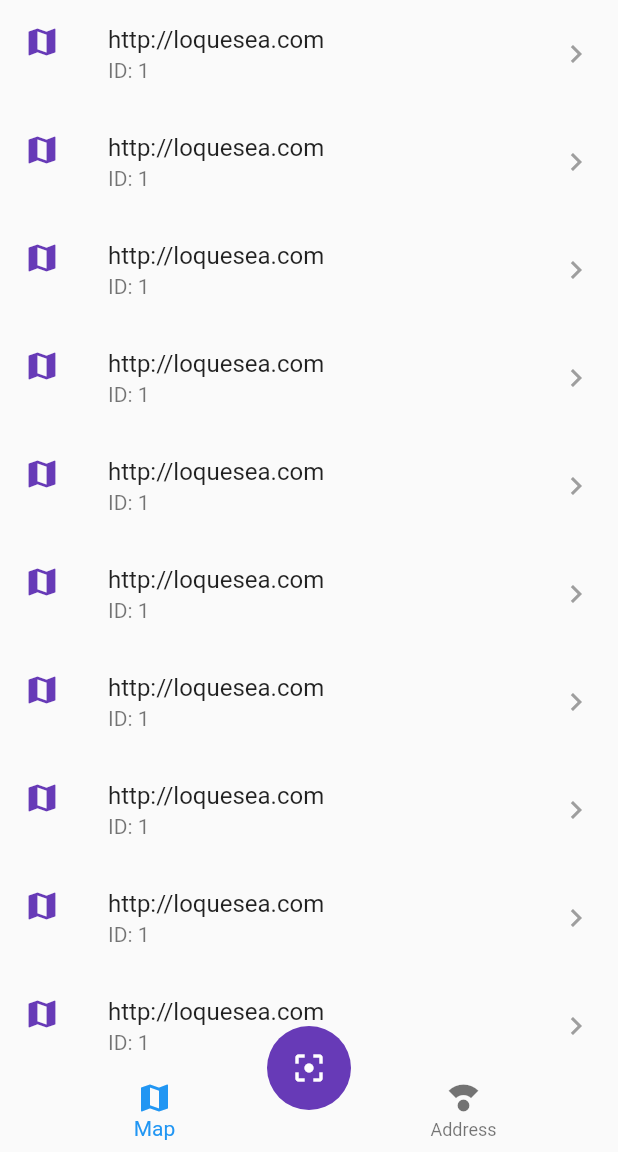
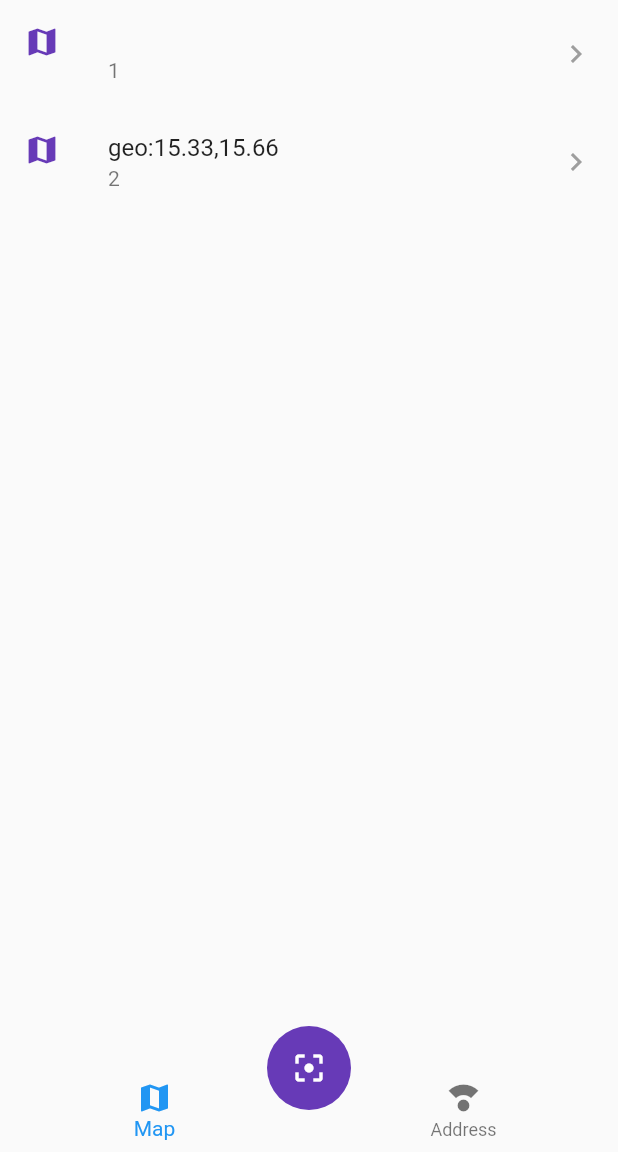
Before and after one commit to leolplex/QR-Reader, a Flutter app: the screen it shows after launch, after a tap on the "filter center focus" icon, on a phone screen of 412 x 824 dp, the part 84-1236 px from its top. Run offline on Flutter 3.47's test engine with Material 2 defaults, Android fonts, the phone set to English and light mode, and no system bars; our stand-ins replace sqflite; missing offline and left inert: flutter_barcode_scanner; accounts and stored records are empty.

```diff
--- a/lib/pages/home_page.dart
+++ b/lib/pages/home_page.dart
@@ -3,6 +3,7 @@ import 'package:provider/provider.dart';
 import 'package:qr_reader/pages/addresses_page.dart';
 import 'package:qr_reader/pages/maps_page.dart';
 import 'package:qr_reader/providers/db_provider.dart';
+import 'package:qr_reader/providers/scan_list_provider.dart';
 import 'package:qr_reader/providers/ui_provider.dart';
 import 'package:qr_reader/widgets/custom_navigatorbar.dart';
 import 'package:qr_reader/widgets/scan_button.dart';
@@ -32,13 +33,15 @@ class _HomePageBody extends StatelessWidget {
     final uiProvider = Provider.of<UiProvider>(context);
     final currentIndex = uiProvider.selectedMenuOpt;
 
-    // final tempScan = new ScanModel(value: 'http://google.com');
-    DBProvider.db.getAllScans().then((value) => print(value));
+    final scanListProvider =
+        Provider.of<ScanListProvider>(context, listen: false);
 
     switch (currentIndex) {
       case 0:
+      scanListProvider.loadScansByType('geo');
         return MapsPage();
       case 1:
+      scanListProvider.loadScansByType('http');
         return AddressesPage();
       default:
         return MapsPage();
--- a/lib/pages/maps_page.dart
+++ b/lib/pages/maps_page.dart
@@ -1,22 +1,27 @@
 import 'package:flutter/material.dart';
+import 'package:provider/provider.dart';
+import 'package:qr_reader/providers/scan_list_provider.dart';
 
 class MapsPage extends StatelessWidget {
   @override
   Widget build(BuildContext context) {
+    final scanListProvider = Provider.of<ScanListProvider>(context);
+    final scans = scanListProvider.scans;
+
     return ListView.builder(
-        itemCount: 10,
+        itemCount: scans.length,
         itemBuilder: (_, i) => ListTile(
               leading: Icon(
                 Icons.map,
                 color: Theme.of(context).primaryColor,
               ),
-              title: Text('http://loquesea.com'),
-              subtitle: Text('ID: 1'),
+              title: Text(scans[i].value),
+              subtitle: Text(scans[i].id.toString()),
               trailing: Icon(
                 Icons.keyboard_arrow_right,
                 color: Colors.grey,
               ),
-              onTap: () => print('Abrir algo'),
+              onTap: () => print(scans[i].id),
             ));
   }
 }
--- a/lib/widgets/scan_button.dart
+++ b/lib/widgets/scan_button.dart
@@ -1,5 +1,7 @@
 import 'package:flutter/material.dart';
 import 'package:flutter_barcode_scanner/flutter_barcode_scanner.dart';
+import 'package:provider/provider.dart';
+import 'package:qr_reader/providers/scan_list_provider.dart';
 
 class ScanButton extends StatelessWidget {
   @override
@@ -10,7 +12,10 @@ class ScanButton extends StatelessWidget {
       onPressed: () async {
         String barcodeScanRes = await FlutterBarcodeScanner.scanBarcode(
             '#3D8BEF', 'Cancel', false, ScanMode.QR);
-        print(barcodeScanRes);
+        final scanListProvider =
+            Provider.of<ScanListProvider>(context, listen: false);
+        scanListProvider.newScan(barcodeScanRes);
+        scanListProvider.newScan('geo:15.33,15.66');
       },
     );
   }
```
Also changed, not shown: lib/pages/addresses_page.dart (+20 -3 lines).
